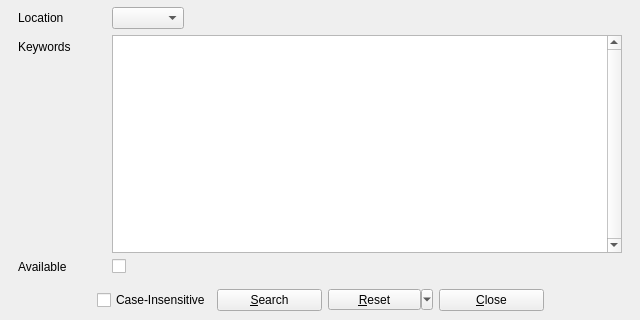
textbrowser/biblioteq, file UI/allinfo.ui: the form before one commit; both pictures show x 0 to 640 and y 685 to 1005 of the 640 by 1005 pixel window.
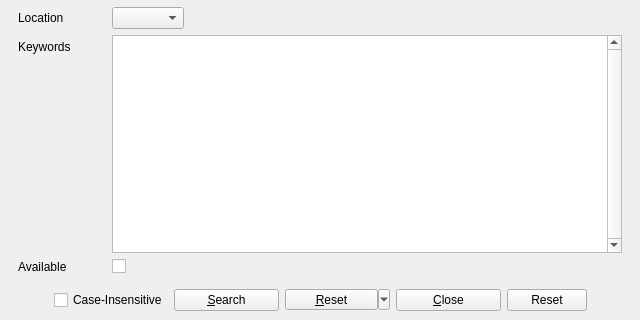
The form after the commit. Icons and pictures are not drawn.

The edit to the form file:
```diff
--- a/UI/allinfo.ui
+++ b/UI/allinfo.ui
@@ -402,6 +402,13 @@
         </property>
        </widget>
       </item>
+      <item>
+       <widget class="QPushButton" name="reset">
+        <property name="text">
+         <string>Reset</string>
+        </property>
+       </widget>
+      </item>
       <item>
        <spacer>
         <property name="orientation">
```
